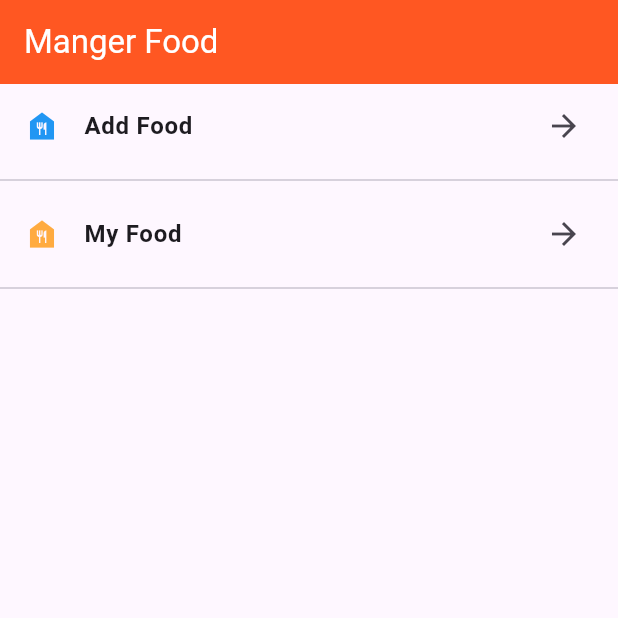
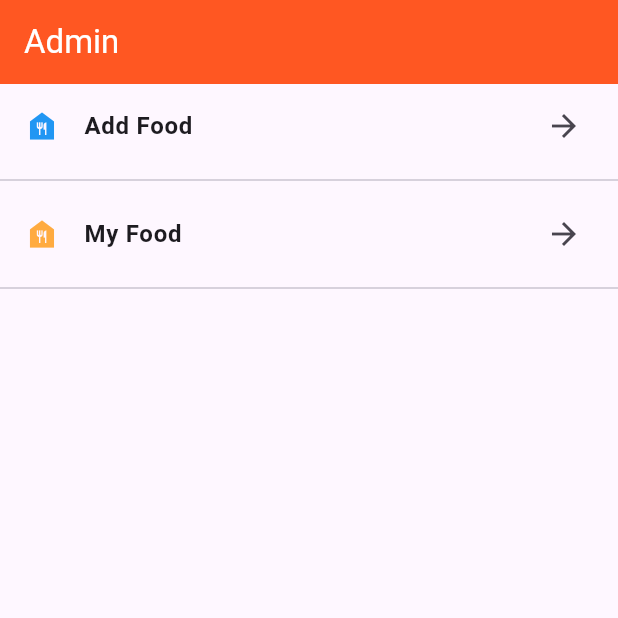
Before and after one commit to H07739/dlivery_food, a Flutter app: the MangerFoodView screen opened directly, on a phone screen of 412 x 824 dp, the top half of it. Run offline on Flutter 3.47's test engine with Material 3 defaults, Android fonts, the phone set to English and light mode, and no system bars; our stand-ins replace badges, cached_network_image, get, iconsax, image_picker and 2 more; missing offline and left inert: dart:ffi, molten_navigationbar_flutter; accounts and stored records are empty.

Commit message:
fix error

```diff
--- a/lib/Pages/auth/login/loginView.dart
+++ b/lib/Pages/auth/login/loginView.dart
@@ -56,7 +56,7 @@ class Loginview extends StatelessWidget {
 
 
                   Widget nextView = await check();
-                  Get.off(() => nextView);
+                  Get.offAll(() => nextView);
 
 
 
--- a/lib/Pages/home/model/food_model.dart
+++ b/lib/Pages/home/model/food_model.dart
@@ -33,7 +33,6 @@ class FoodModel {
       category: json['categorys'],
       seller: json['admin'],
 
-
     );
   }
 
--- a/lib/admin/MealPlan/function/get_orders.dart
+++ b/lib/admin/MealPlan/function/get_orders.dart
@@ -10,11 +10,13 @@ Future<List<MealPlanModel>> getOrders({required String idAdmin})async{
 
     List<MealPlanModel> orders =[];
 
+
     List<Map<String,dynamic>> requests = await supabase.from(Table_Requests).select().eq('admin', idAdmin).order('id', ascending: false);
 
     for(var request in requests){
 
-      List<Map<String,dynamic>> foods =await supabase.rpc('get_food_by_id_and_check_favorites',params:{'p_food_id':request['food_id']});
+      List<Map<String,dynamic>> foods = await supabase.from(Table_Food).select('*').eq('id', request['food_id']);
+
       FoodModel food = FoodModel.fromJson(foods[0]);
       FoodOrderModel foodOrderModel = FoodOrderModel(foodModel: food);
       List<Map<String,dynamic>> details = await supabase.from(Table_Food_Detail).select().eq('id_request',request['id']);
@@ -32,6 +34,7 @@ Future<List<MealPlanModel>> getOrders({required String idAdmin})async{
 
       orders.add(MealPlanModel(json: request, orderModel: foodOrderModel));
 
+
     }
 
     return orders;
--- a/lib/admin/mange_food/view/manger_food_view.dart
+++ b/lib/admin/mange_food/view/manger_food_view.dart
@@ -15,7 +15,7 @@ class MangerFoodView extends StatelessWidget {
     return Scaffold(
       appBar: AppBar(
         title: Text(
-          'Manger Food',
+            'Admin',
           style: TextStyle(color: Colors.white),
         ),
         backgroundColor: Colors.deepOrange,
```
